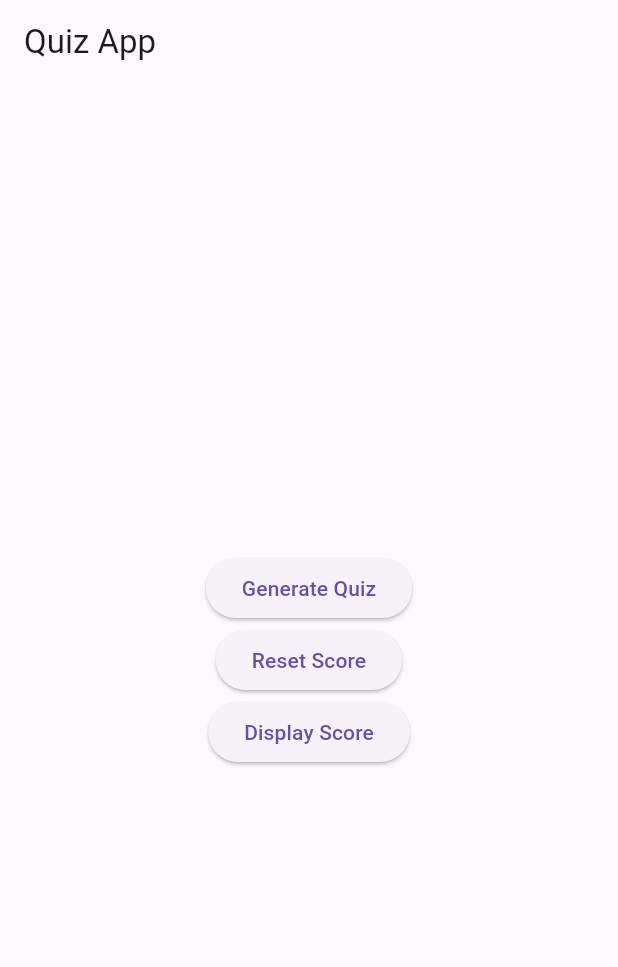
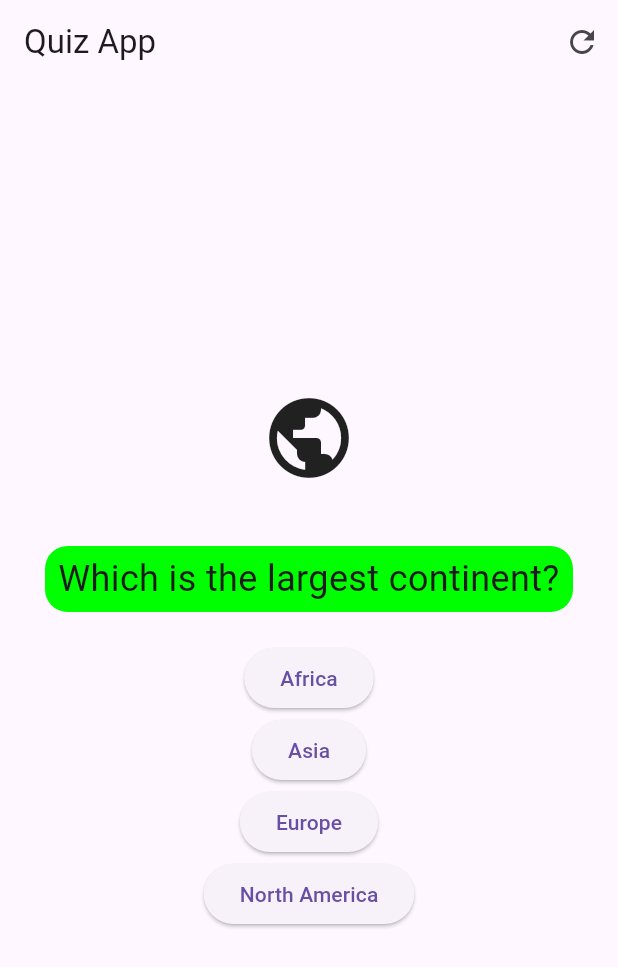
Before and after one commit to jtrznadel/quizzer, a Flutter app: the screen it shows after launch, after a tap on "Generate Quiz", on a phone screen of 412 x 824 dp. Shown: the top 967 px of the screen. Run offline on Flutter 3.47's test engine with Material 3 defaults, Android fonts, the phone set to English and light mode, and no system bars.

```diff
--- a/lib/data/command/display_score_command.dart
+++ b/lib/data/command/display_score_command.dart
@@ -8,6 +8,7 @@ class DisplayScoreCommand implements Command {
 
   @override
   void execute() {
+    quizManager.getScore();
     print('Current score: ${quizManager.getScore()}');
   }
 }
--- a/lib/data/command/generate_quiz_command.dart
+++ b/lib/data/command/generate_quiz_command.dart
@@ -5,13 +5,13 @@ import 'package:quizzer/data/question/quiz_manager.dart';
 
 class GenerateQuizCommand implements Command {
   final QuizManager quizManager;
-  final QuestionFactory questionFactory;
+  final int questionsCount;
 
-  GenerateQuizCommand(this.quizManager, this.questionFactory);
+  GenerateQuizCommand(this.quizManager, this.questionsCount);
 
   @override
   void execute() {
-    quizManager.generateQuiz(questionFactory);
+    quizManager.generateQuiz(questionsCount);
     print('Quiz generated.');
   }
 }
--- a/lib/data/command/reset_score_command.dart
+++ b/lib/data/command/reset_score_command.dart
@@ -9,6 +9,7 @@ class ResetScoreCommand implements Command {
   @override
   void execute() {
     quizManager.resetScore();
-    print('Score reset.');
+    quizManager.clearQuestions();
+    print('Quzi and score reseted.');
   }
 }
--- a/lib/data/question/question_factory.dart
+++ b/lib/data/question/question_factory.dart
@@ -18,8 +18,4 @@ class QuestionFactory {
 
     return _questionTypes[key]!;
   }
-
-  int getQuestionTypeCount() {
-    return _questionTypes.length;
-  }
 }
--- /dev/null
+++ b/lib/data/question/question_loader.dart
@@ -0,0 +1,63 @@
+import 'dart:convert';
+import 'dart:math';
+import 'package:flutter/services.dart' show rootBundle;
+import 'package:flutter/material.dart';
+import 'question.dart';
+import 'question_factory.dart';
+
+class QuestionLoader {
+  Future<List<Question>> loadQuestions(
+      QuestionFactory questionFactory, int questionCount) async {
+    final String response =
+        await rootBundle.loadString('assets/questions.json');
+    final List<dynamic> data = jsonDecode(response);
+
+    // Losowe wybieranie pytań
+    final random = Random();
+    final selectedData = (data..shuffle(random)).take(questionCount).toList();
+
+    final Set<String> categoriesNeeded =
+        selectedData.map<String>((json) => json['category'] as String).toSet();
+    final questionTypes = await _loadQuestionTypes(categoriesNeeded);
+
+    return selectedData.map((json) {
+      final category = json['category'];
+      final colorValue = int.parse(questionTypes[category]!['color']);
+      final color = Color(colorValue);
+      final icon = questionTypes[category]!['icon'];
+
+      final questionType = questionFactory.getQuestionType(
+        category,
+        color,
+        icon,
+      );
+
+      return Question(
+        questionText: json['questionText'],
+        options: List<String>.from(json['options']),
+        correctAnswerIndex: json['correctAnswerIndex'],
+        questionType: questionType,
+      );
+    }).toList();
+  }
+
+  Future<Map<String, Map<String, dynamic>>> _loadQuestionTypes(
+      Set<String> categoriesNeeded) async {
+    final String response =
+        await rootBundle.loadString('assets/question_types.json');
+    final List<dynamic> data = jsonDecode(response);
+
+    final Map<String, Map<String, dynamic>> questionTypes = {};
+
+    for (var json in data) {
+      if (categoriesNeeded.contains(json['category'])) {
+        questionTypes[json['category']] = {
+          'color': json['color'],
+          'icon': json['icon']
+        };
+      }
+    }
+
+    return questionTypes;
+  }
+}
--- a/lib/data/question/question_type.dart
+++ b/lib/data/question/question_type.dart
@@ -1,6 +1,4 @@
 import 'dart:ui';
-
-import 'package:quizzer/data/question/question.dart';
 
 class QuestionType {
   const QuestionType(
--- a/lib/data/question/quiz_manager.dart
+++ b/lib/data/question/quiz_manager.dart
@@ -1,10 +1,10 @@
-import 'package:flutter/material.dart';
 import 'package:quizzer/data/question/question.dart';
+import 'package:quizzer/data/question/question_loader.dart';
 import 'package:quizzer/data/question/question_factory.dart';
-import 'package:quizzer/data/question/question_type.dart';
 
 class QuizManager {
   final List<Question> _questions = [];
+  final QuestionFactory questionFactory = QuestionFactory();
   int _score = 0;
 
   void addQuestion(Question question) {
@@ -29,55 +29,18 @@ class QuizManager {
     _score = 0;
   }
 
-  void generateQuiz(QuestionFactory questionTypeFactory) {
-    final scienceQuestionType = questionTypeFactory.getQuestionType(
-      'Science',
-      Colors.green,
-      'science_icon',
-    );
-
-    final mathQuestionType = questionTypeFactory.getQuestionType(
-      'Math',
-      Colors.red,
-      'math_icon',
-    );
-
-    addQuestion(generateQuestion(
-      'What is the chemical symbol for water?',
-      ['H2O', 'O2', 'CO2', 'NaCl'],
-      0,
-      scienceQuestionType,
-    ));
-
-    addQuestion(generateQuestion(
-      'What is 2 + 2?',
-      ['3', '4', '5', '6'],
-      1,
-      mathQuestionType,
-    ));
-
-    addQuestion(generateQuestion(
-      'What planet is known as the Red Planet?',
-      ['Earth', 'Mars', 'Jupiter', 'Venus'],
-      1,
-      scienceQuestionType,
-    ));
+  void clearQuestions() {
+    _questions.clear();
   }
 
-  Question generateQuestion(String questionText, List<String> options,
-      int answer, QuestionType questionType) {
-    return Question(
-      questionText: questionText,
-      options: options,
-      correctAnswerIndex: answer,
-      questionType: questionType,
-    );
-  }
+  Future<void> generateQuiz(int questionCount) async {
+    final questionLoader = QuestionLoader();
+    final questions =
+        await questionLoader.loadQuestions(questionFactory, questionCount);
 
-  void printQuestions() {
-    for (var question in _questions) {
-      print(
-          'Question: ${question.questionText}, Category: ${question.questionType.getCategory()}, Color: ${question.questionType.getColor()}, Icon: ${question.questionType.getIcon()}');
+    _questions.clear();
+    for (var question in questions) {
+      addQuestion(question);
     }
   }
 }
--- a/lib/main.dart
+++ b/lib/main.dart
@@ -1,10 +1,6 @@
 import 'package:flutter/material.dart';
-import 'package:quizzer/data/command/command_invoker.dart';
-import 'package:quizzer/data/command/display_score_command.dart';
-import 'package:quizzer/data/command/generate_quiz_command.dart';
-import 'package:quizzer/data/command/reset_score_command.dart';
-import 'package:quizzer/data/question/question_factory.dart';
-import 'package:quizzer/data/question/quiz_manager.dart';
+
+import 'package:quizzer/presentation/views/quiz_home_page.dart';
 
 void main() {
   runApp(const MyApp());
@@ -16,6 +12,7 @@ class MyApp extends StatelessWidget {
   @override
   Widget build(BuildContext context) {
     return MaterialApp(
+      debugShowCheckedModeBanner: false,
       title: 'Quiz App',
       theme: ThemeData(
         primarySwatch: Colors.blue,
@@ -24,63 +21,3 @@ class MyApp extends StatelessWidget {
     );
   }
 }
-
-class QuizHomePage extends StatefulWidget {
-  const QuizHomePage({super.key});
-
-  @override
-  _QuizHomePageState createState() => _QuizHomePageState();
-}
-
-class _QuizHomePageState extends State<QuizHomePage> {
-  final questionTypeFactory = QuestionFactory();
-  final quizManager = QuizManager();
-  final commandInvoker = CommandInvoker();
-
-  void _generateQuiz() {
-    final generateQuizCommand =
-        GenerateQuizCommand(quizManager, questionTypeFactory);
-    commandInvoker.setCommand(generateQuizCommand);
-    commandInvoker.executeCommand();
-  }
-
-  void _resetScore() {
-    final resetScoreCommand = ResetScoreCommand(quizManager);
-    commandInvoker.setCommand(resetScoreCommand);
-    commandInvoker.executeCommand();
-  }
-
-  void _displayScore() {
-    final displayScoreCommand = DisplayScoreCommand(quizManager);
-    commandInvoker.setCommand(displayScoreCommand);
-    commandInvoker.executeCommand();
-  }
-
-  @override
-  Widget build(BuildContext context) {
-    return Scaffold(
-      appBar: AppBar(
-        title: const Text('Quiz App'),
-      ),
-      body: Center(
-        child: Column(
-          mainAxisAlignment: MainAxisAlignment.center,
-          children: <Widget>[
-            ElevatedButton(
-              onPressed: _generateQuiz,
-              child: const Text('Generate Quiz'),
-            ),
-            ElevatedButton(
-              onPressed: _resetScore,
-              child: const Text('Reset Score'),
-            ),
-            ElevatedButton(
-              onPressed: _displayScore,
-              child: const Text('Display Score'),
-            ),
-          ],
-        ),
-      ),
-    );
-  }
-}
--- /dev/null
+++ b/lib/presentation/views/quiz_home_page.dart
@@ -0,0 +1,214 @@
+import 'package:flutter/material.dart';
+import 'package:quizzer/data/command/command_invoker.dart';
+import 'package:quizzer/data/command/display_score_command.dart';
+import 'package:quizzer/data/command/generate_quiz_command.dart';
+import 'package:quizzer/data/command/reset_score_command.dart';
+import 'package:quizzer/data/question/question_factory.dart';
+import 'package:quizzer/data/question/quiz_manager.dart';
+import 'package:quizzer/data/question/question.dart';
+import 'package:quizzer/utils.dart';
+
+class QuizHomePage extends StatefulWidget {
+  const QuizHomePage({super.key});
+
+  @override
+  _QuizHomePageState createState() => _QuizHomePageState();
+}
+
+class _QuizHomePageState extends State<QuizHomePage> {
+  final questionTypeFactory = QuestionFactory();
+  final quizManager = QuizManager();
+  final commandInvoker = CommandInvoker();
+  int _currentQuestionIndex = 0;
+  bool _quizCompleted = false;
+  String _scoreMessage = '';
+  bool _showScore = false;
+
+  void _generateQuiz() async {
+    final generateQuizCommand = GenerateQuizCommand(quizManager, 5);
+    commandInvoker.setCommand(generateQuizCommand);
+    commandInvoker.executeCommand();
+
+    // Poczekaj na zakończenie generowania quizu i odśwież stan
+    await Future.delayed(const Duration(milliseconds: 500), () {
+      setState(() {
+        _currentQuestionIndex = 0;
+        _quizCompleted = false;
+        _scoreMessage = '';
+        _showScore = false;
+      });
+    });
+  }
+
+  void _resetQuiz() {
+    final resetScoreCommand = ResetScoreCommand(quizManager);
+    commandInvoker.setCommand(resetScoreCommand);
+    commandInvoker.executeCommand();
+
+    setState(() {
+      _currentQuestionIndex = 0;
+      _quizCompleted = false;
+      _scoreMessage = '';
+      _showScore = false;
+    });
+  }
+
+  void _displayScore() {
+    final displayScoreCommand = DisplayScoreCommand(quizManager);
+    commandInvoker.setCommand(displayScoreCommand);
+    commandInvoker.executeCommand();
+    setState(() {
+      _scoreMessage = quizManager.getScore().toString();
+      _showScore = true;
+    });
+  }
+
+  void _playAgain() {
+    _resetQuiz();
+  }
+
+  void _answerQuestion(int answerIndex) {
+    quizManager.checkAnswer(
+        quizManager.getQuestions()[_currentQuestionIndex], answerIndex);
+    setState(() {
+      if (_currentQuestionIndex < quizManager.getQuestions().length - 1) {
+        _currentQuestionIndex++;
+      } else {
+        _quizCompleted = true;
+      }
+    });
+  }
+
+  @override
+  Widget build(BuildContext context) {
+    final questions = quizManager.getQuestions();
+
+    return Scaffold(
+      appBar: AppBar(
+        title: const Text('Quiz App'),
+        actions: [
+          if (!_quizCompleted) // Dodaj ten warunek, aby przycisk odświeżania był widoczny tylko podczas trwania quizu
+            IconButton(
+              icon: const Icon(Icons.refresh),
+              onPressed: _resetQuiz,
+            ),
+        ],
+      ),
+      body: Center(
+        child: _quizCompleted
+            ? Column(
+                mainAxisAlignment: MainAxisAlignment.center,
+                children: <Widget>[
+                  const Text(
+                    'Quiz completed!',
+                    style: TextStyle(fontSize: 24, fontWeight: FontWeight.bold),
+                  ),
+                  const SizedBox(height: 20),
+                  const Text(
+                    'Your score is',
+                    style: TextStyle(fontSize: 24, fontWeight: FontWeight.bold),
+                  ),
+                  const SizedBox(height: 20),
+                  AnimatedSwitcher(
+                    duration: const Duration(seconds: 1),
+                    child: _showScore
+                        ? Text(
+                            _scoreMessage,
+                            style: const TextStyle(
+                                fontSize: 48, fontWeight: FontWeight.bold),
+                            key: const ValueKey('scoreText'),
+                          )
+                        : const Icon(
+                            Icons.question_mark,
+                            size: 100,
+                            key: ValueKey('questionMark'),
+                          ),
+                  ),
+                  const SizedBox(height: 20),
+                  ElevatedButton(
+                    onPressed: _displayScore,
+                    child: const Text('Display Score'),
+                  ),
+                  const SizedBox(height: 20),
+                  ElevatedButton(
+                    onPressed: _playAgain,
+                    child: const Text('Play Again'),
+                  ),
+                ],
+              )
+            : questions.isEmpty
+                ? Padding(
+                    padding: const EdgeInsets.all(16.0),
+                    child: Column(
+                      mainAxisAlignment: MainAxisAlignment.center,
+                      children: <Widget>[
+                        const Text(
+                          'Welcome to the Quiz App!',
+                          style: TextStyle(
+                              fontSize: 24, fontWeight: FontWeight.bold),
+                        ),
+                        const SizedBox(height: 20),
+                        const Text(
+                          'You will be presented with 5 questions from different categories. Try to answer as many questions correctly as you can!',
+                          textAlign: TextAlign.center,
+                          style: TextStyle(fontSize: 16),
+                        ),
+                        const SizedBox(height: 20),
+                        ElevatedButton(
+                          onPressed: _generateQuiz,
+                          child: const Text('Generate Quiz'),
+                        ),
+                      ],
+                    ),
+                  )
+                : Container(
+                    padding: const EdgeInsets.all(30),
+                    width: MediaQuery.of(context).size.width,
+                    height: MediaQuery.of(context).size.height,
+                    child: Column(
+                      mainAxisAlignment: MainAxisAlignment.center,
+                      children: <Widget>[
+                        Icon(
+                          IconUtils.getIconFromString(
+                              questions[_currentQuestionIndex]
+                                  .questionType
+                                  .getIcon()),
+                          size: 64,
+                        ),
+                        const SizedBox(height: 40),
+                        Container(
+                          width: MediaQuery.of(context).size.width,
+                          padding: const EdgeInsets.all(5),
+                          decoration: BoxDecoration(
+                            color: questions[_currentQuestionIndex]
+                                .questionType
+                                .getColor(),
+                            borderRadius: BorderRadius.circular(15),
+                          ),
+                          child: Text(
+                            questions[_currentQuestionIndex].questionText,
+                            style: const TextStyle(
+                              fontSize: 24,
+                            ),
+                            textAlign: TextAlign.center,
+                          ),
+                        ),
+                        const SizedBox(height: 20),
+                        ...questions[_currentQuestionIndex]
+                            .options
+                            .asMap()
+                            .entries
+                            .map(
+                              (entry) => ElevatedButton(
+                                onPressed: () => _answerQuestion(entry.key),
+                                child: Text(entry.value),
+                              ),
+                            )
+                            .toList(),
+                      ],
+                    ),
+                  ),
+      ),
+    );
+  }
+}
--- /dev/null
+++ b/lib/utils.dart
@@ -0,0 +1,22 @@
+import 'package:flutter/material.dart';
+
+class IconUtils {
+  static IconData getIconFromString(String iconString) {
+    switch (iconString) {
+      case 'Icons.music_note':
+        return Icons.music_note;
+      case 'Icons.calculate':
+        return Icons.calculate;
+      case 'Icons.rocket_launch_outlined':
+        return Icons.rocket_launch_outlined;
+      case 'Icons.public':
+        return Icons.public;
+      case 'Icons.menu_book':
+        return Icons.menu_book;
+      case 'Icons.sports_volleyball_outlined':
+        return Icons.sports_volleyball_outlined;
+      default:
+        return Icons.help;
+    }
+  }
+}
--- a/pubspec.yaml
+++ b/pubspec.yaml
@@ -59,9 +59,9 @@ flutter:
   uses-material-design: true
 
   # To add assets to your application, add an assets section, like this:
-  # assets:
-  #   - images/a_dot_burr.jpeg
-  #   - images/a_dot_ham.jpeg
+  assets:
+    - assets/questions.json
+    - assets/question_types.json
 
   # An image asset can refer to one or more resolution-specific "variants", see
   # https://flutter.dev/assets-and-images/#resolution-aware
```
Also changed, not shown: assets/question_types.json (added, +32 -0 lines), assets/questions.json (added, +122 -0 lines), lib/presentation/widgets/result.dart (added, +10 -0 lines), pubspec.lock.
